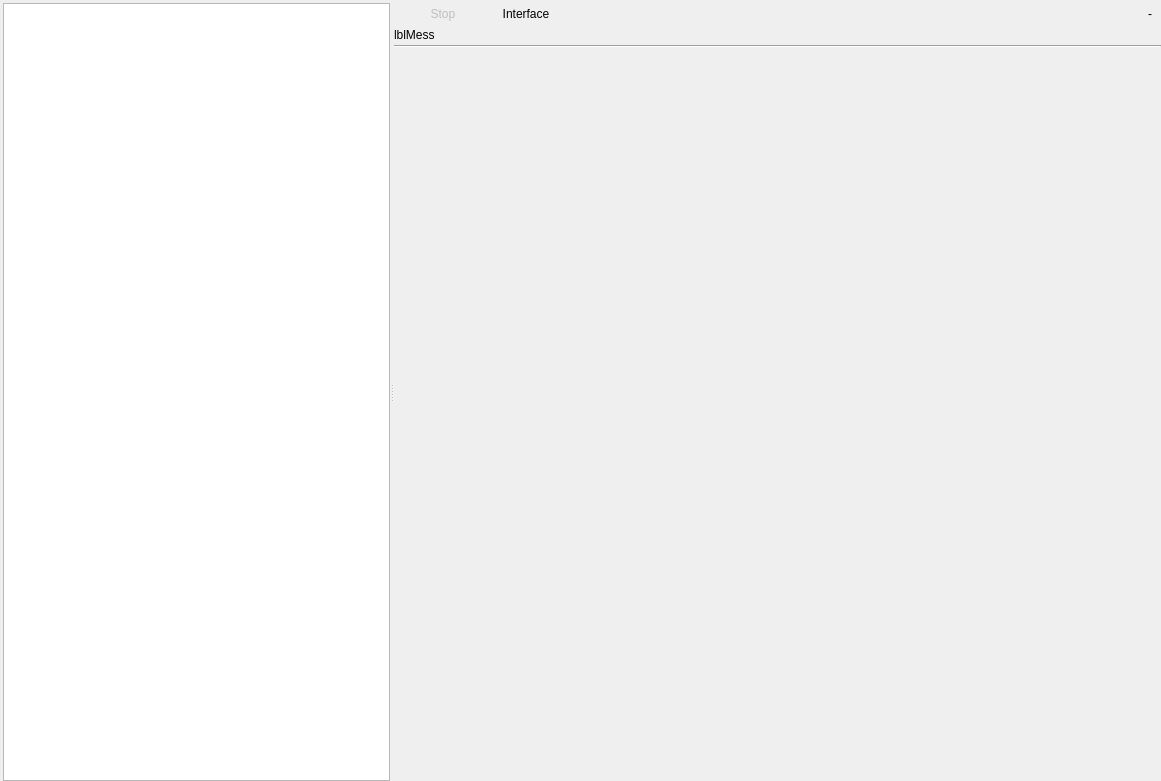
First picture: the form in zbyrator-src/startexchange.ui, repository KTS-Intek/quick-collect, before the edit.
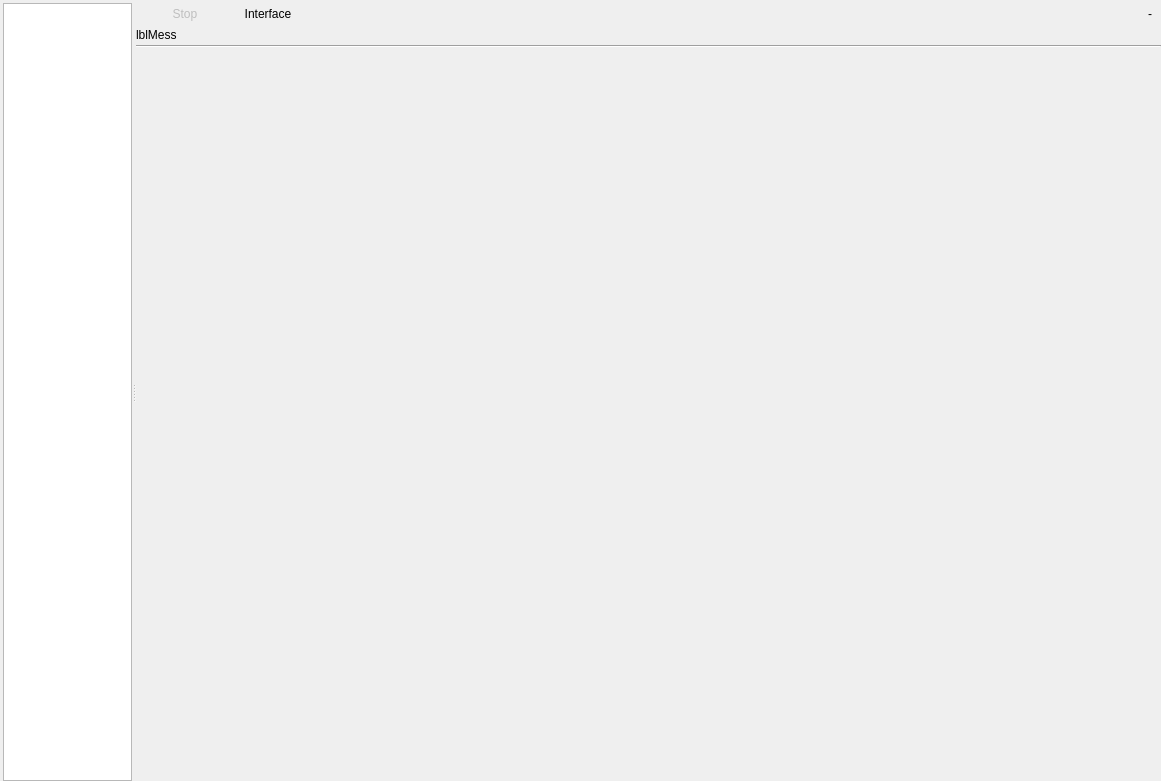
Second picture: the form after the edit. Icons and pictures are not drawn.

Patch:
```diff
--- a/zbyrator-src/startexchange.ui
+++ b/zbyrator-src/startexchange.ui
@@ -48,8 +48,8 @@
      </property>
      <widget class="QTreeView" name="trDevOperation">
       <property name="sizePolicy">
-       <sizepolicy hsizetype="Expanding" vsizetype="Expanding">
-        <horstretch>0</horstretch>
+       <sizepolicy hsizetype="Fixed" vsizetype="Expanding">
+        <horstretch>1</horstretch>
         <verstretch>0</verstretch>
        </sizepolicy>
       </property>
@@ -79,6 +79,12 @@
       </property>
      </widget>
      <widget class="QWidget" name="widget_2" native="true">
+      <property name="sizePolicy">
+       <sizepolicy hsizetype="Expanding" vsizetype="Expanding">
+        <horstretch>4</horstretch>
+        <verstretch>0</verstretch>
+       </sizepolicy>
+      </property>
       <layout class="QVBoxLayout" name="verticalLayout">
        <property name="spacing">
         <number>3</number>
@@ -123,7 +129,7 @@
            <rect>
             <x>0</x>
             <y>0</y>
-            <width>986</width>
+            <width>818</width>
             <height>49</height>
            </rect>
           </property>
```
